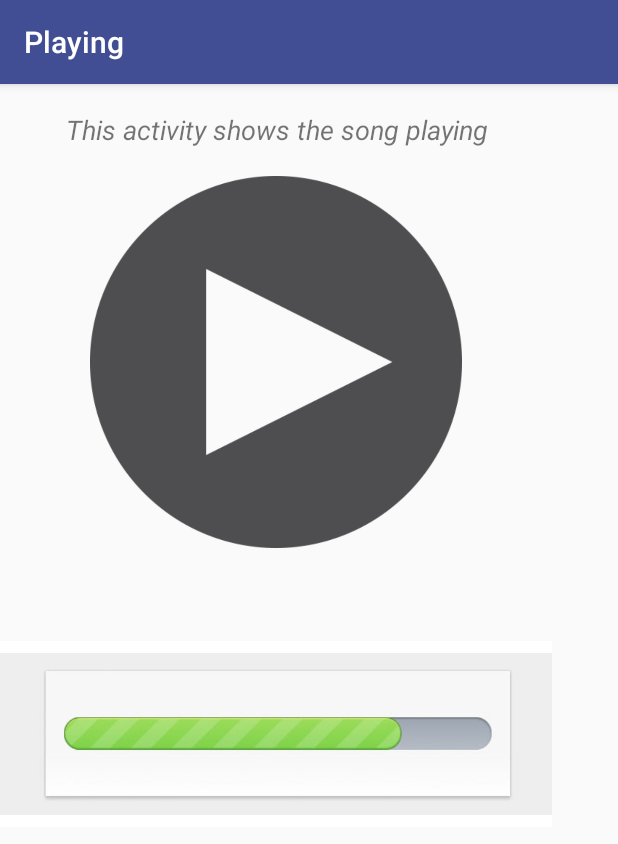
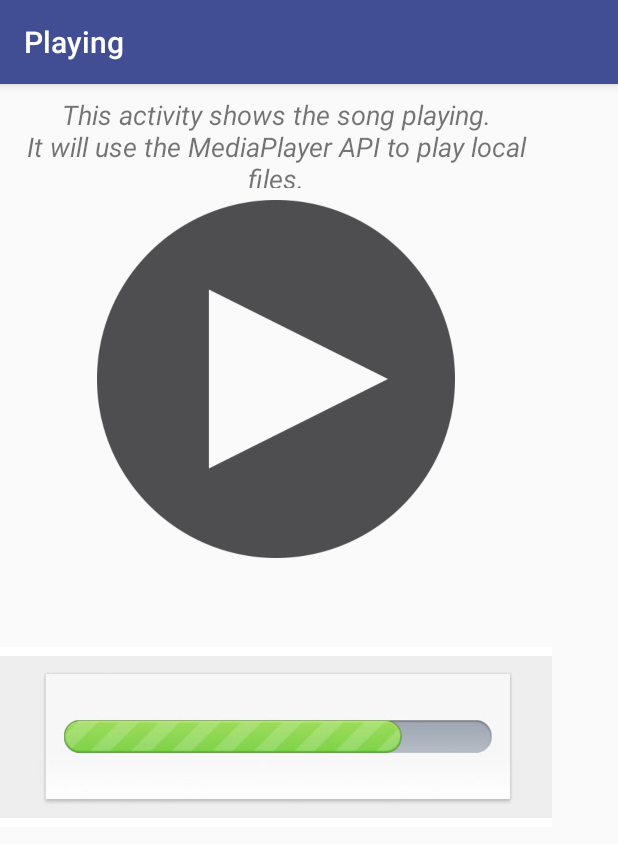
Before and after one commit to gzr7702/MusicPlayer, an Android app: the PlayActivity screen opened directly, with no data from a screen before it, on a phone screen of 412 x 824 dp. Shown: the top 844 px of the screen. Run offline under Robolectric (Android 15) with nearby library versions, the phone set to English and light mode, and no system bars.

Commit message:
feat: added text to indicate library that will be used to play files

```diff
--- a/app/src/main/res/layout/activity_play.xml
+++ b/app/src/main/res/layout/activity_play.xml
@@ -17,8 +17,9 @@
             android:layout_width="wrap_content"
             android:layout_height="0dp"
             android:layout_gravity="center_horizontal"
-            android:layout_weight="1"
+            android:layout_weight="1.30"
             android:gravity="center"
+            android:padding="8dp"
             android:text="@string/play_activity_text"
             android:textAlignment="center"
             android:textSize="18sp"
--- a/app/src/main/res/values/strings.xml
+++ b/app/src/main/res/values/strings.xml
@@ -8,6 +8,6 @@
     <string name="library_activity_label">User Library</string>
     <string name="header">Music Library</string>
 
-    <string name="play_activity_text">This activity shows the song playing</string>
+    <string name="play_activity_text">This activity shows the song playing.\nIt will use the MediaPlayer API to play local files.</string>
     <string name="play_activity_label">Playing</string>
 </resources>
```
